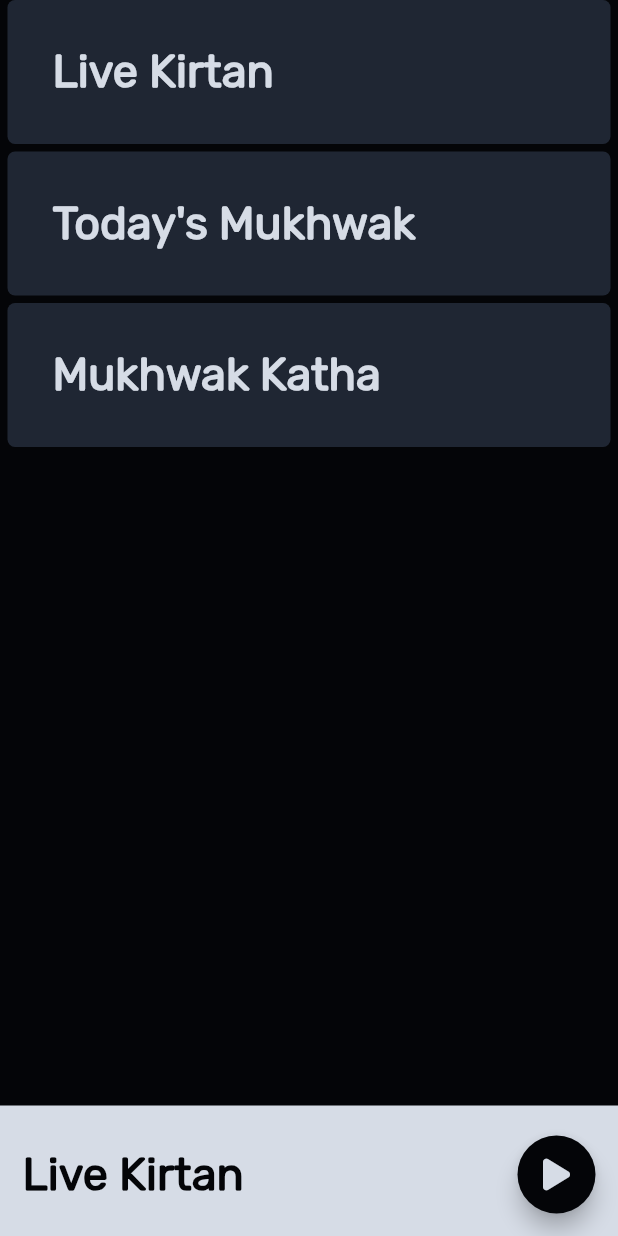
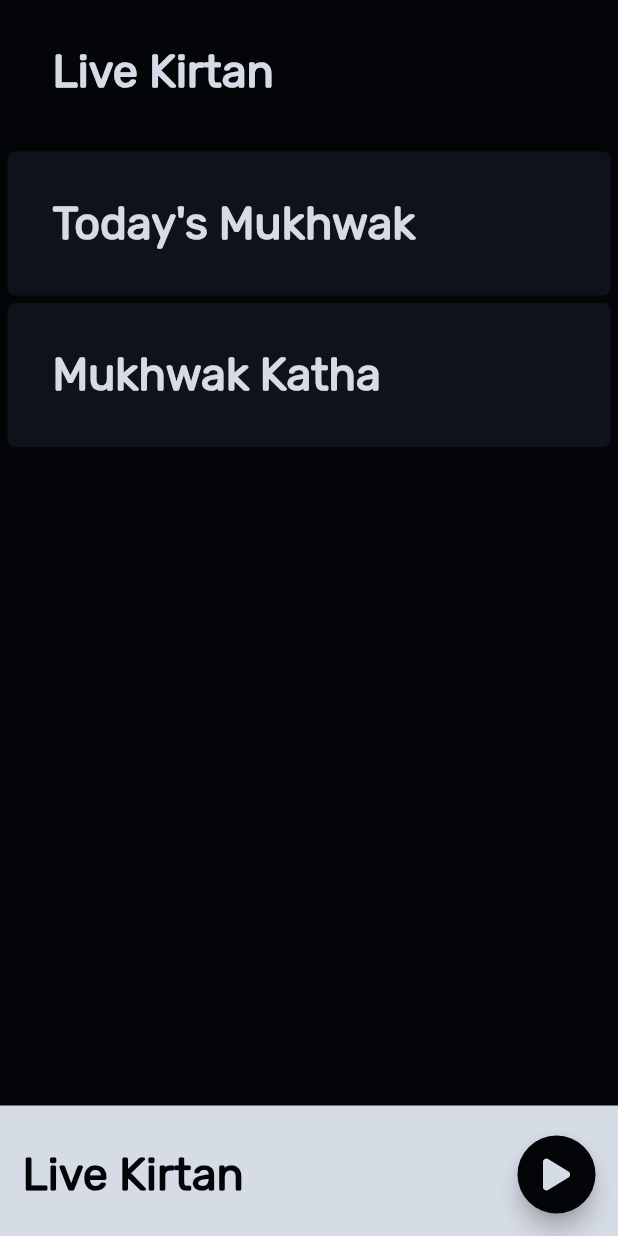
Before and after one commit to 0xharkirat/live_darbar, a Flutter app: the screen it shows after launch, after a tap on "Live Kirtan", on a phone screen of 412 x 824 dp. Run offline on Flutter 3.47's test engine with Material 2 defaults, Android fonts, the phone set to English and light mode, and no system bars; our stand-ins replace audio_video_progress_bar, font_awesome_flutter, google_fonts, just_audio.

Commit message:
add active card color and bottom animation

```diff
--- a/lib/logics/page_manager.dart
+++ b/lib/logics/page_manager.dart
@@ -6,7 +6,7 @@ class PageManager {
   final buttonNotifier = ValueNotifier<ButtonState>(ButtonState.paused);
   final currentSongTitleNotifier = ValueNotifier<String>('');
   final progressNotifier = ProgressNotifier();
-  final  progressShow = ValueNotifier<bool>(false);
+
 
   static const liveKirtan = 'https://live.sgpc.net:8443/;nocache=889869audio_file.mp3';
   static const mukhwak = 'https://old.sgpc.net/hukumnama/jpeg%20hukamnama/hukamnama.mp3';
@@ -22,7 +22,7 @@ class PageManager {
       AudioSource.uri(Uri.parse(mukhwak), tag: 'Mukhwak'),
       AudioSource.uri(Uri.parse(mukhwakKatha), tag: 'Mukhwak Katha'),
     ]);
-    await _audioPlayer.setAudioSource(_playlist);
+    await _audioPlayer.setAudioSource(_playlist, preload: true);
   }
 
   late AudioPlayer _audioPlayer;
@@ -37,7 +37,6 @@ class PageManager {
     _listenForChangesInPlayerPosition();
     _listenForChangesInBufferedPosition();
     _listenForChangesInTotalDuration();
-
     _listenForChangesInSequenceState();
   }
 
@@ -100,6 +99,8 @@ class PageManager {
   }
 
 
+
+
   void play(int index) async {
 
 
@@ -107,8 +108,13 @@ class PageManager {
     _listenForChangesInPlayerState();
 
     await _audioPlayer.play();
-    progressShow.value = getIndex() != 0;
 
+
+
+  }
+
+  void resume() async{
+    await _audioPlayer.play();
 
   }
   void seek(Duration position) {
@@ -132,7 +138,6 @@ class PageManager {
     return selectedChannelIndex;
 
 
-
   }
 
 
@@ -154,9 +159,3 @@ class PageManager {
 enum ButtonState {
   paused, playing, loading
 }
-
-enum Channel {
-  liveKirtan,
-  mukhwak,
-  mukhwakKatha
-}
--- a/lib/screens/homepage.dart
+++ b/lib/screens/homepage.dart
@@ -21,29 +21,25 @@ class HomePage extends StatefulWidget {
 late final PageManager _pageManager;
 class _HomePageState extends State<HomePage> {
 
+  Channel? selectedChannel;
+
+  bool visible = false;
+  bool bottomAnimation = false;
+
 
   Widget miniPlayer(){
     Size deviceSize = MediaQuery.of(context).size;
-
-
-    return AnimatedContainer(duration: Duration(milliseconds: 500),
+    return AnimatedOpacity(
+      opacity: bottomAnimation ? 1.0: 0.0,
+      duration: Duration(milliseconds: 500),
+      child: Container(
         padding: EdgeInsets.all(15.0),
         color: Color(0xFFD6DCE6),
         width: deviceSize.width,
         child: Column(
           mainAxisSize: MainAxisSize.min,
           children: <Widget> [
-          ValueListenableBuilder<bool>(
-            valueListenable: _pageManager.progressShow,
-            builder: (_, value, __){
-              if (value == true){
-                return AudioProgressBar();
-              }
-              else {
-                return SizedBox();
-              }
-            }
-          ),
+            Visibility(child: AudioProgressBar(), visible: visible,),
             SizedBox(
               height: 5.0,
             ),
@@ -53,9 +49,6 @@ class _HomePageState extends State<HomePage> {
             ValueListenableBuilder<String>(
             valueListenable: _pageManager.currentSongTitleNotifier,
               builder: (_, title, __) {
-
-
-
                 return Text(title,
                   style: TextStyle(
                     fontFamily: 'Rubik',
@@ -80,7 +73,7 @@ class _HomePageState extends State<HomePage> {
                           ),
                         );
                       case ButtonState.paused:
-                      return RoundIconButton(icon: FontAwesomeIcons.play, onPressed: () => _pageManager.play(_pageManager.getIndex()));
+                        return RoundIconButton(icon: FontAwesomeIcons.play, onPressed: () => _pageManager.resume());
                       case ButtonState.playing:
                         return RoundIconButton(icon: FontAwesomeIcons.pause, onPressed: _pageManager.pause);
                     }
@@ -90,6 +83,7 @@ class _HomePageState extends State<HomePage> {
               ],
             ),
           ],
+        ),
       ),
     );
   }
@@ -124,8 +118,16 @@ class _HomePageState extends State<HomePage> {
             crossAxisAlignment: CrossAxisAlignment.stretch,
             children: <Widget> [
               ReusableCard(
-                onPress: () => _pageManager.play(0),
-                colour: Color(0xFF1F2633),
+                onPress: () {
+                  _pageManager.play(0);
+                  setState(() {
+                    selectedChannel = Channel.liveKirtan;
+                    visible = false;
+                    bottomAnimation = true;
+
+                  });
+                },
+                colour: selectedChannel == Channel.liveKirtan? Color(0xFF040508):Color(0xFF0E121A),
                 cardChild: CardContent(
                   label: 'Live Kirtan',
                   labelColor: Color(0xFFD6DCE6),
@@ -136,8 +138,16 @@ class _HomePageState extends State<HomePage> {
                 height: 5.0,
               ),
               ReusableCard(
-                onPress: () => _pageManager.play(1),
-                colour: Color(0xFF1F2633),
+                onPress: () {
+                  _pageManager.play(1);
+                  setState(() {
+                    selectedChannel = Channel.mukhwak;
+                    visible = true;
+                    bottomAnimation = true;
+
+                  });
+                },
+                colour: selectedChannel == Channel.mukhwak ? Color(0xFF040508):Color(0xFF0E121A),
                 cardChild: CardContent(
                   label: 'Today\'s Mukhwak',
                   labelColor: Color(0xFFD6DCE6),
@@ -147,8 +157,16 @@ class _HomePageState extends State<HomePage> {
                 height: 5.0,
               ),
               ReusableCard(
-                onPress: () => _pageManager.play(2),
-                colour: Color(0xFF1F2633),
+                onPress: () {
+                  _pageManager.play(2);
+                  setState(() {
+                    selectedChannel = Channel.mukhwakKatha;
+                    visible = true;
+                    bottomAnimation = true;
+
+                  });
+                },
+                colour: selectedChannel == Channel.mukhwakKatha ? Color(0xFF040508):Color(0xFF0E121A),
                 cardChild: CardContent(
                   label: 'Mukhwak Katha',
                   labelColor: Color(0xFFD6DCE6),
@@ -188,3 +206,9 @@ class AudioProgressBar extends StatelessWidget {
     );
   }
 }
+
+enum Channel {
+  liveKirtan,
+  mukhwak,
+  mukhwakKatha
+}
```
Lines whose indentation alone changed are shown as unchanged.
